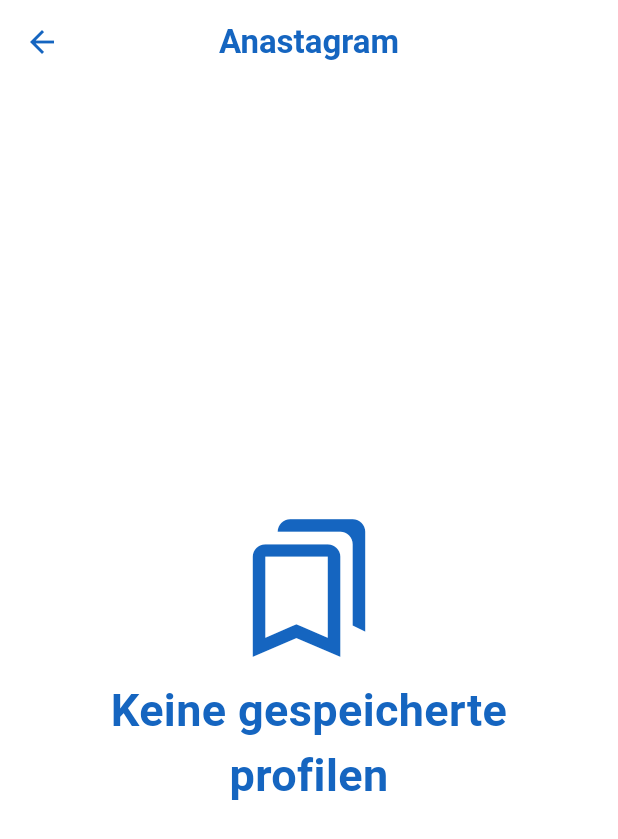
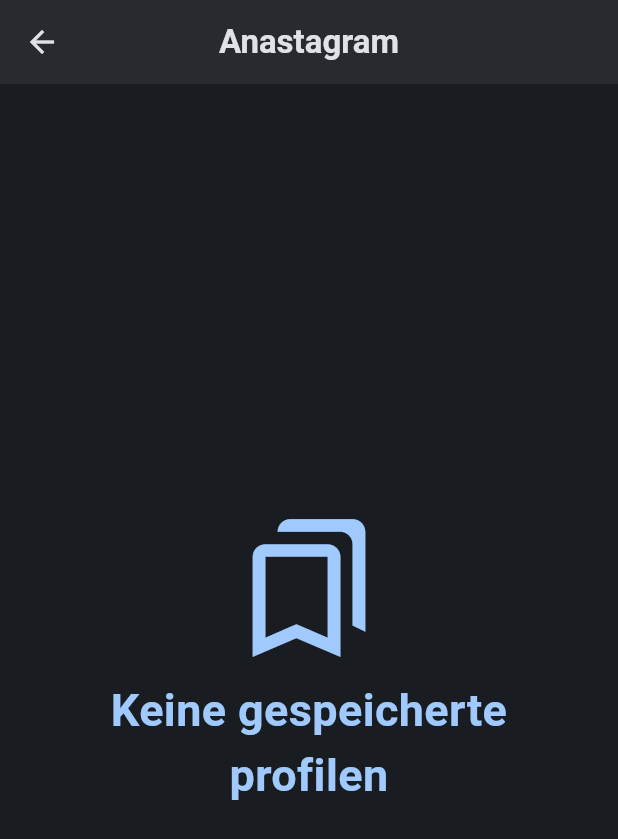
Before and after one commit to Anas-Dora/Anastagram, a Flutter app: the screen it shows after launch, after a tap on the "history" icon, on a phone screen of 412 x 824 dp. Shown: the top 839 px of the screen. Run offline on Flutter 3.47's test engine with Material 3 defaults, Android fonts, the phone set to English and light mode, and no system bars; our stand-ins replace shared_preferences, timeago, video_player; network calls fail.

Commit message:
Updating UI

```diff
--- a/lib/Pages/Videos.dart
+++ b/lib/Pages/Videos.dart
@@ -1,4 +1,4 @@
-import 'package:anastagram/Models/NetworkVideoPlayer.dart';
+import 'package:anastagram/Widget/NetworkVideoPlayer.dart';
 import 'package:flutter/material.dart';
 
 class StoryVideos extends StatefulWidget {
--- a/lib/Pages/history.dart
+++ b/lib/Pages/history.dart
@@ -14,7 +14,11 @@
   final userName;
   final pPicture;
 
-  const SearchHistory({super.key, required this.userName, required this.pPicture});
+  const SearchHistory({
+    super.key,
+    required this.userName,
+    required this.pPicture,
+  });
 
   @override
   State<SearchHistory> createState() => _SearchHistoryState();
@@ -33,12 +37,11 @@
   @override
   Widget build(BuildContext context) {
     return Scaffold(
-      backgroundColor: Colors.white,
+      backgroundColor: Color(0xff191C20),
       appBar: AppBar(
         leading: Tooltip(
           decoration: BoxDecoration(
             borderRadius: const BorderRadius.all(Radius.circular(4)),
-            color: Colors.black54,
           ),
           message: "Zurück",
           textStyle: TextStyle(color: Colors.white),
@@ -46,15 +49,15 @@
             onPressed: () {
               Navigator.pop(context);
             },
-            icon: Icon(Icons.arrow_back, color: Colors.blue[800]),
+            icon: Icon(Icons.arrow_back, color: Color(0xFFe1e2e8)),
           ),
         ),
         elevation: 0,
-        backgroundColor: Colors.white,
+        backgroundColor: Color(0xff272a2f),
         title: Text(
           "Anastagram",
           style: TextStyle(
-            color: Colors.blue[800],
+            color: Color(0xFFe1e2e8),
             fontWeight: FontWeight.bold,
           ),
         ),
@@ -69,13 +72,13 @@
                     Icon(
                       Icons.bookmarks_outlined,
                       size: 100,
-                      color: Colors.blue[800],
+                      color: Color(0xFFa0cafd),
                     ),
                     SizedBox(height: 10),
                     Text(
                       "Keine gespeicherte \nprofilen",
                       style: TextStyle(
-                        color: Colors.blue[800],
+                        color: Color(0xFFa0cafd),
                         fontSize: 30,
                         fontWeight: FontWeight.bold,
                       ),
@@ -100,7 +103,7 @@
                                     userData.profiles[index],
                                   );
                                 });
-                             /*   deletePage(
+                                /*   deletePage(
                                   context,
                                   userData.profiles[index].name!,
                                 );*/
--- a/lib/Pages/home_page.dart
+++ b/lib/Pages/home_page.dart
@@ -8,13 +8,13 @@
 import 'package:flutter/material.dart';
 import 'package:intl/intl.dart';
 import '../Models/InstagramApi.dart';
-import '../Models/profileimage.dart';
+import '../Widget/profileimage.dart';
 
 import 'package:shared_preferences/shared_preferences.dart';
 import 'package:provider/provider.dart';
 
 import '../Models/user_data.dart';
-import '../Models/NetworkVideoPlayer.dart';
+import '../Widget/NetworkVideoPlayer.dart';
 import '../Widget/CustomAppbar.dart';
 import '../Widget/Dialog.dart';
 import 'Images.dart';
@@ -111,6 +111,7 @@
 
   void _resetValues() {
     setState(() {
+      usernameController.clear();
       profileImageUrl = null;
       followers = 0;
       following = 0;
@@ -152,7 +153,7 @@
   @override
   Widget build(BuildContext context) {
     return Scaffold(
-      backgroundColor: Colors.white,
+      backgroundColor: Color(0xff191C20),
       appBar: CustomizedAppbar(
         profileImageUrl: profileImageUrl,
         username: username,
@@ -172,7 +173,7 @@
                   height: 300,
                   decoration: BoxDecoration(
                     shape: BoxShape.circle,
-                    border: Border.all(color: Color(0xFF1565C0), width: 5),
+                    border: Border.all(color: Color(0xFF194975), width: 5),
                   ),
                   child: ClipOval(
                     child:
@@ -192,12 +193,12 @@
                   style: TextStyle(
                     fontSize: 25,
                     fontWeight: FontWeight.bold,
-                    color: Colors.blue[800],
+                    color: Color(0xffa0cafd),
                   ),
                 ),
                 SizedBox(height: 10),
                 if (isReloading)
-                  CircularProgressIndicator(color: Colors.blue[800])
+                  CircularProgressIndicator(color: Color(0xFFa0cafd))
                 else
                   Row(
                     mainAxisAlignment: MainAxisAlignment.center,
@@ -214,27 +215,24 @@
                   onPressed: _toggleSaveProfile,
                   icon: Icon(
                     isSaved ? Icons.bookmark : Icons.bookmark_border,
-                    color: isSaved ? Colors.white : Colors.blue[800],
+                    color: Color(0xff003258),
                   ),
                   label: Text(
                     isSaved ? "gespeichert" : "Speichern",
-                    style: TextStyle(
-                      color: isSaved ? Colors.white : Colors.blue[800],
-                    ),
+                    style: TextStyle(color: Color(0xff003258)),
                   ),
                   style: ElevatedButton.styleFrom(
-                    backgroundColor: isSaved ? Colors.blue[800] : Colors.white,
-                    side: isSaved ? null : BorderSide(color: Color(0xFF1565C0)),
+                    backgroundColor: Color(0xffa0cafd),
                   ),
                 ),
                 SizedBox(height: 15),
-                Divider(color: Colors.blue[800], thickness: 2),
+                Divider(color: Color(0xff2E3135), thickness: 2),
                 SizedBox(height: 20),
                 if (isPrivate)
                   Text(
                     'IST PRIVAT',
                     style: TextStyle(
-                      color: Colors.blue[800],
+                      color: Color(0xff93000a),
                       fontSize: 35,
                       fontWeight: FontWeight.bold,
                     ),
@@ -260,8 +258,8 @@
             },
           );
         },
-        backgroundColor: Colors.blue[800],
-        child: Icon(Icons.search, color: Colors.white),
+        backgroundColor: Color(0xff194975),
+        child: Icon(Icons.search, color: Color(0xffD1E4FF)),
       ),
     );
   }
@@ -274,10 +272,10 @@
           style: TextStyle(
             fontSize: 20,
             fontWeight: FontWeight.bold,
-            color: Colors.blue[800],
+            color: Color(0xffa0cafd),
           ),
         ),
-        Text(label, style: TextStyle(fontSize: 16, color: Colors.blue[800])),
+        Text(label, style: TextStyle(fontSize: 16, color: Color(0xffa0cafd))),
       ],
     );
   }
@@ -328,7 +326,7 @@
                   padding: const EdgeInsets.only(top: 8.0),
                   child: Text(
                     'Zeit: $formattedTime',
-                    style: TextStyle(fontSize: 14, color: Colors.blue[800]),
+                    style: TextStyle(fontSize: 14, color: Color(0xffa0cafd)),
                   ),
                 ),
               SizedBox(height: 10),
--- a/lib/Widget/CustomAppbar.dart
+++ b/lib/Widget/CustomAppbar.dart
@@ -1,5 +1,5 @@
-import 'dart:typed_data';
-import 'package:dio/dio.dart';
+// ignore_for_file: must_be_immutable
+
 import 'package:flutter/material.dart';
 import '../Pages/history.dart';
 
@@ -8,7 +8,12 @@
   final String? username;
   VoidCallback resetValues;
 
-   CustomizedAppbar({super.key, this.profileImageUrl, this.username, required this.resetValues});
+  CustomizedAppbar({
+    super.key,
+    this.profileImageUrl,
+    this.username,
+    required this.resetValues,
+  });
 
   @override
   State<CustomizedAppbar> createState() => _CustomizedAppbarState();
@@ -36,14 +41,14 @@
   @override
   Widget build(BuildContext context) {
     return AppBar(
-      backgroundColor: Colors.white,
+      backgroundColor: Color(0xff272a2f),
       elevation: 0,
       shadowColor: Colors.transparent,
       centerTitle: true,
       title: Text(
         "Anastagram",
         style: TextStyle(
-          color: Colors.blue[800],
+          color: Color(0xFFe1e2e8),
           fontWeight: FontWeight.bold,
           fontSize: 22,
         ),
@@ -60,7 +65,7 @@
             ),
           );
         },
-        icon: Icon(Icons.history, color: Colors.blue[800]),
+        icon: Icon(Icons.history, color: Color(0xFFe1e2e8)),
         tooltip: "Suchverlauf anzeigen",
       ),
       actions: [
@@ -71,12 +76,15 @@
                 onPressed: () async {
                   //_downloadImage(widget.profileImageUrl!);
                 },
-                icon: const Icon(Icons.download, color: Colors.blue),
+                icon: const Icon(Icons.download, color: Color(0xFFe1e2e8)),
                 tooltip: "Profilbild herunterladen",
               ),
               IconButton(
                 onPressed: widget.resetValues,
-                icon: const Icon(Icons.cancel_outlined, color: Colors.blue),
+                icon: const Icon(
+                  Icons.cancel_outlined,
+                  color: Color(0xFFe1e2e8),
+                ),
                 tooltip: "Profil zurücksetzen",
               ),
             ],
--- a/lib/Models/NetworkVideoPlayer.dart
+++ b/lib/Widget/NetworkVideoPlayer.dart
@@ -46,15 +46,15 @@
                         : _controller.play();
                   });
                 },
-                backgroundColor: Colors.blue[100],
+                backgroundColor: Color(0xffa0cafd),
                 child: Icon(
                   _controller.value.isPlaying ? Icons.pause : Icons.play_arrow,
-                  color: Colors.blue[800],
+                  color: Color(0xff194975),
                 ),
               ),
             ],
           ),
         )
-        : Center(child: CircularProgressIndicator(color: Colors.blue[800]));
+        : Center(child: CircularProgressIndicator(color: Color(0xffa0cafd)));
   }
 }
--- a/lib/Models/profileimage.dart
+++ b/lib/Widget/profileimage.dart
@@ -1,5 +1,5 @@
-// ignore_for_file: public_member_api_docs, sort_constructors_first, use_key_in_widget_constructors
-import 'package:anastagram/Models/pp.dart';
+// ignore_for_file: public_member_api_docs, sort_constructors_first, use_key_in_widget_constructors, must_be_immutable
+import 'package:anastagram/Widget/pp.dart';
 import 'package:flutter/material.dart';
 
 class ProfileImage extends StatelessWidget {
--- a/lib/main.dart
+++ b/lib/main.dart
@@ -18,6 +18,7 @@
       child: MaterialApp(
         debugShowCheckedModeBanner: false,
         theme: ThemeData(
+          useMaterial3: true,
           textSelectionTheme: TextSelectionThemeData(
             selectionColor: Colors.blue[100],
             cursorColor: Colors.blue[800],
--- a/pubspec.yaml
+++ b/pubspec.yaml
@@ -44,6 +44,8 @@
   intl: ^0.19.0
   timeago: ^3.7.0
   permission_handler: ^11.3.1
+  flutter_launcher_icons: ^0.14.3
+  flutter_native_splash: ^2.4.5
 
 dev_dependencies:
   flutter_test:
```
Also changed, not shown: flutter_launcher_icons.yaml (added, +32 -0 lines), flutter_native_splash.yaml (added, +154 -0 lines), lib/Pages/pages.dart (+7 -8 lines), lib/Widget/Dialog.dart (+32 -7 lines), lib/Widget/DottedLinePainter.dart (+11 -7 lines), images/app_icon.png (added), lib/Widget/pp.dart (renamed from lib/Models/pp.dart), pubspec.lock, 47 other files. Lines whose indentation alone changed are shown as unchanged.
